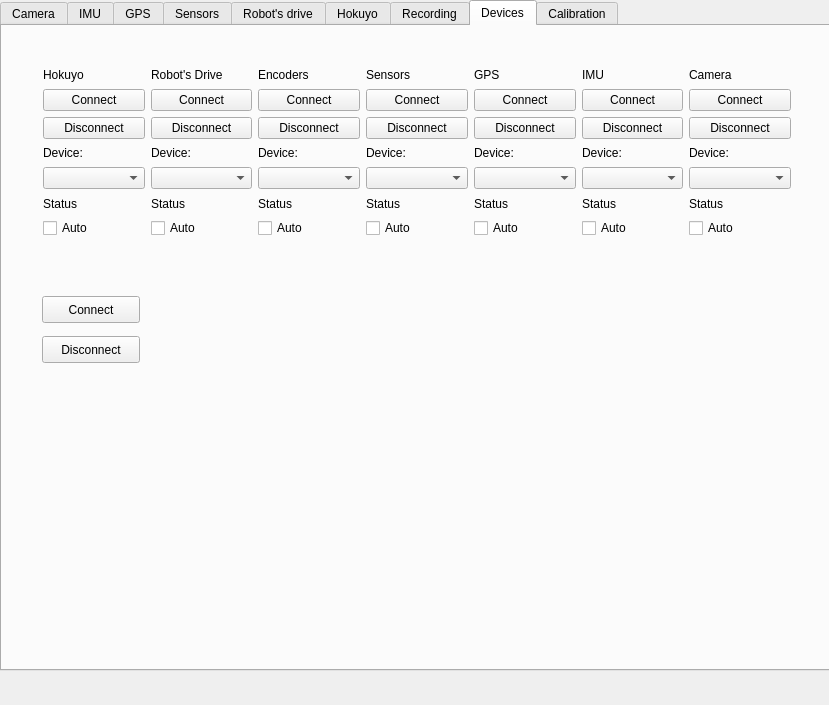
LRMPUT/TAPAS, file trunk/Trobot_Qt/trobotqt.ui: the form before one commit.
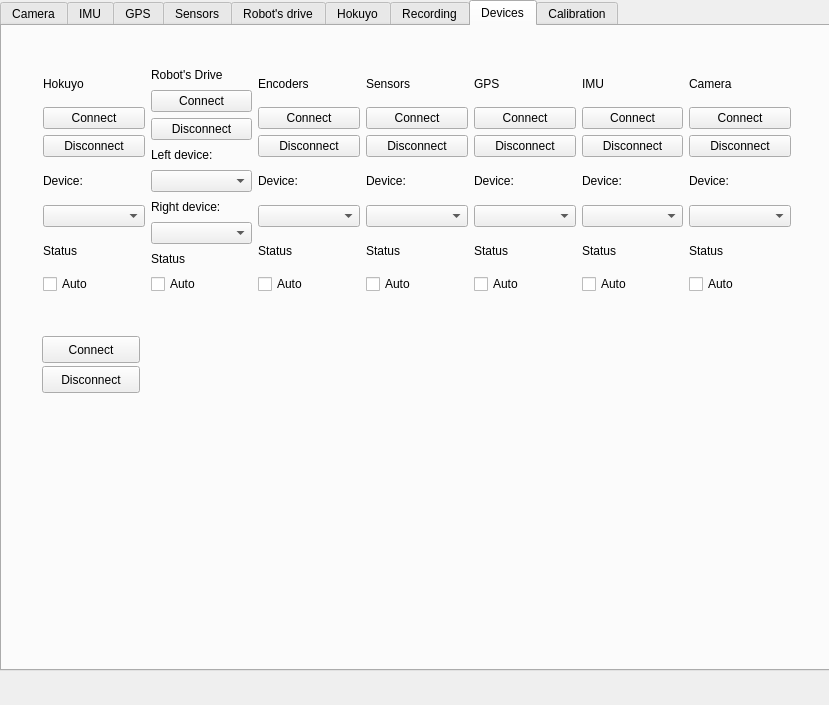
The form after the commit. The open tabs and pages were chosen to show the change.

The edit to the form file:
```diff
--- a/trunk/Trobot_Qt/trobotqt.ui
+++ b/trunk/Trobot_Qt/trobotqt.ui
@@ -1363,7 +1363,7 @@
         <x>30</x>
         <y>29</y>
         <width>770</width>
-        <height>194</height>
+        <height>250</height>
        </rect>
       </property>
       <layout class="QHBoxLayout" name="horizontalLayout">
@@ -1442,12 +1442,22 @@
          <item>
           <widget class="QLabel" name="label_4">
            <property name="text">
-            <string>Device:</string>
+            <string>Left device:</string>
            </property>
           </widget>
          </item>
          <item>
-          <widget class="QComboBox" name="robotDrivePortCombo"/>
+          <widget class="QComboBox" name="robotDriversLeftPortCombo"/>
+         </item>
+         <item>
+          <widget class="QLabel" name="label_35">
+           <property name="text">
+            <string>Right device:</string>
+           </property>
+          </widget>
+         </item>
+         <item>
+          <widget class="QComboBox" name="robotDriversRightPortCombo"/>
          </item>
          <item>
           <widget class="QLabel" name="robotDriveStatusLabel">
@@ -1716,7 +1726,7 @@
       <property name="geometry">
        <rect>
         <x>40</x>
-        <y>270</y>
+        <y>310</y>
         <width>98</width>
         <height>27</height>
        </rect>
@@ -1729,7 +1739,7 @@
       <property name="geometry">
        <rect>
         <x>40</x>
-        <y>310</y>
+        <y>340</y>
         <width>98</width>
         <height>27</height>
        </rect>
```
Left out of the diff: 2 changed lines with no effect on the pictures.
